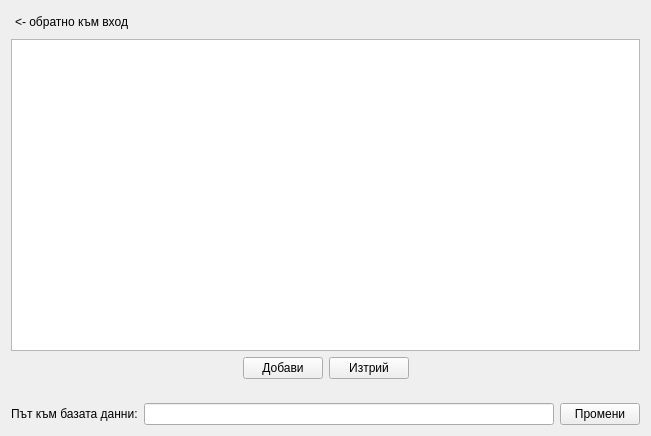
thefinalcutbg/DinoDent, file src/View/Widgets/PracticeSelectorView.ui: the form before one commit.
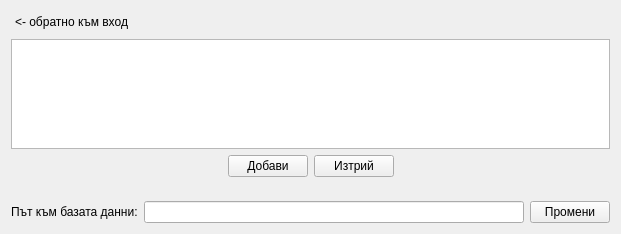
The form after the commit.

Diff of the .ui file:
```diff
--- a/src/View/Widgets/PracticeSelectorView.ui
+++ b/src/View/Widgets/PracticeSelectorView.ui
@@ -6,8 +6,8 @@
    <rect>
     <x>0</x>
     <y>0</y>
-    <width>651</width>
-    <height>436</height>
+    <width>621</width>
+    <height>234</height>
    </rect>
   </property>
   <property name="windowTitle">
```
Left out of the diff: 2 changed lines with no effect on the pictures.
